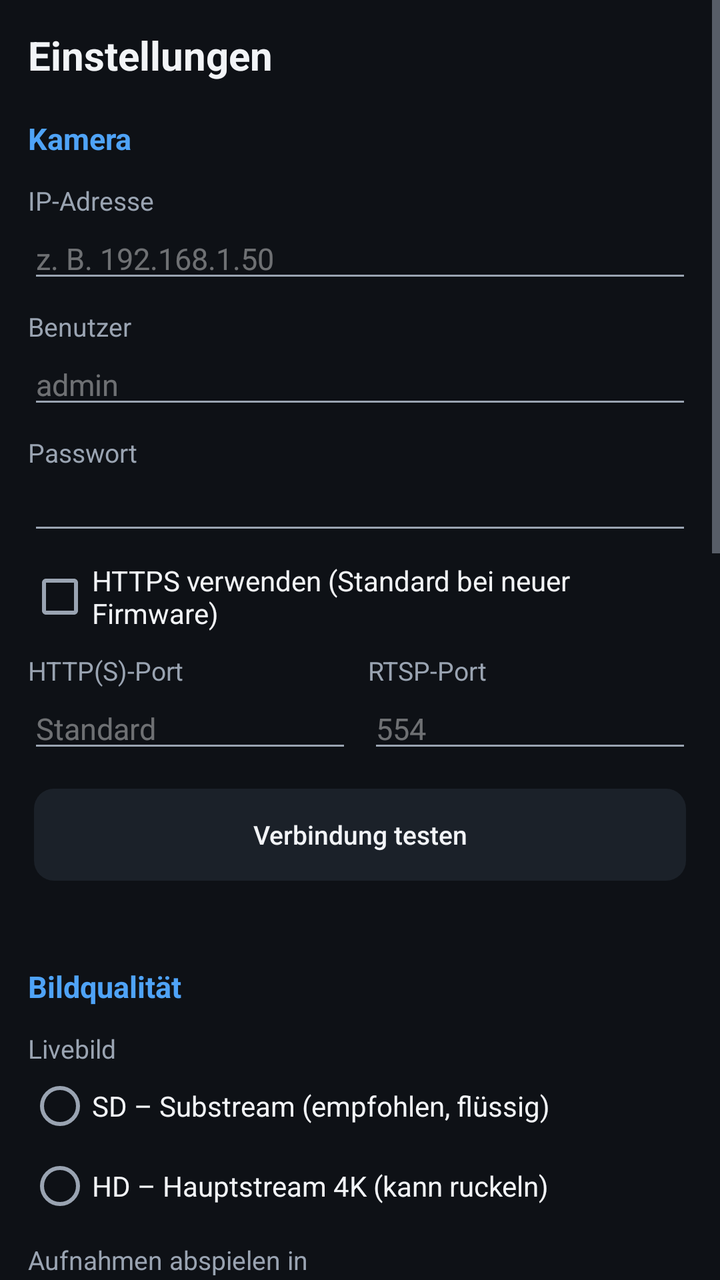
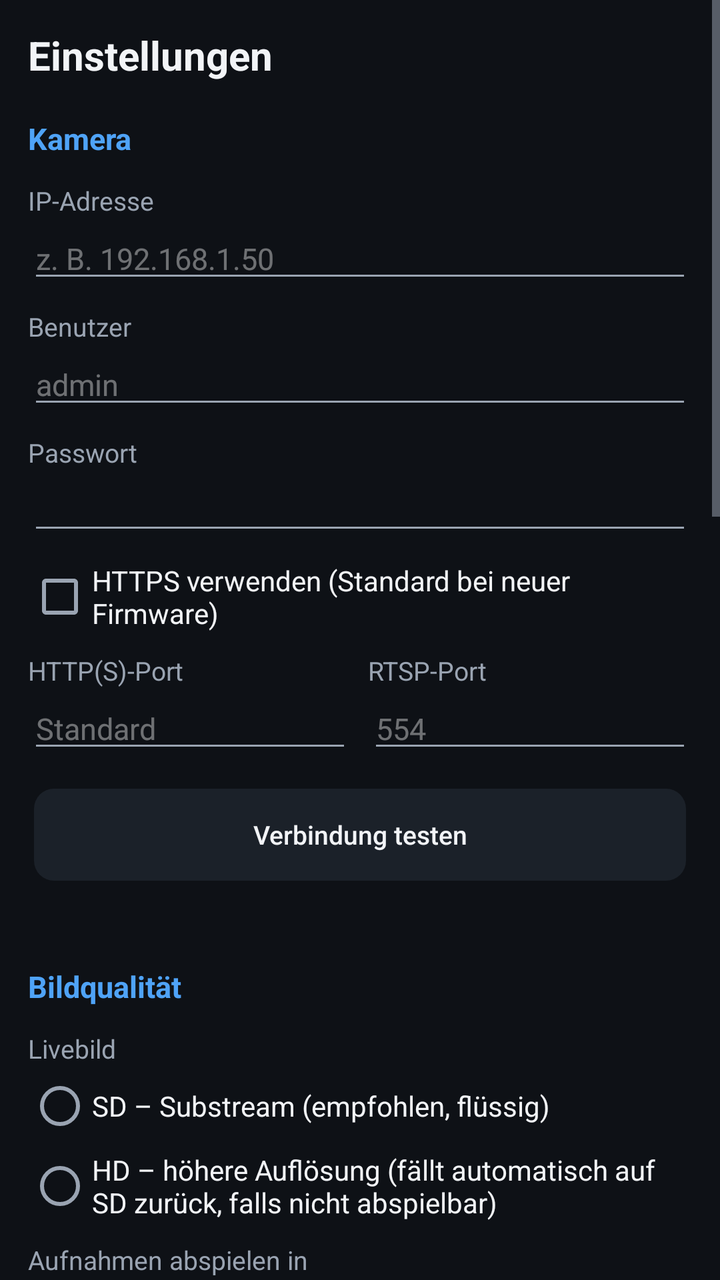

Screens rendered from an Android XML layout before and after an edit, with the pre-edit source and the edit as a unified diff.
<!-- AndroidManifest.xml: application theme AppTheme -->
<!-- res/layout/activity_settings.xml -->
<?xml version="1.0" encoding="utf-8"?>
<ScrollView xmlns:android="http://schemas.android.com/apk/res/android"
    android:layout_width="match_parent"
    android:layout_height="match_parent"
    android:background="@color/bg"
    android:fillViewport="true">

    <LinearLayout
        android:layout_width="match_parent"
        android:layout_height="wrap_content"
        android:orientation="vertical"
        android:padding="14dp">

        <TextView
            android:layout_width="wrap_content"
            android:layout_height="wrap_content"
            android:text="Einstellungen"
            android:textColor="@color/text"
            android:textSize="20sp"
            android:textStyle="bold" />

        
        <TextView style="@style/Section" android:layout_width="wrap_content" android:layout_height="wrap_content" android:text="Kamera" />

        <TextView style="@style/Label" android:layout_width="wrap_content" android:layout_height="wrap_content" android:text="IP-Adresse" />
        <EditText android:id="@+id/etHost" style="@style/Field" android:layout_width="match_parent" android:layout_height="wrap_content" android:hint="z. B. 192.168.1.50" android:inputType="textUri" />

        <TextView style="@style/Label" android:layout_width="wrap_content" android:layout_height="wrap_content" android:text="Benutzer" />
        <EditText android:id="@+id/etUser" style="@style/Field" android:layout_width="match_parent" android:layout_height="wrap_content" android:hint="admin" android:inputType="text" />

        <TextView style="@style/Label" android:layout_width="wrap_content" android:layout_height="wrap_content" android:text="Passwort" />
        <EditText android:id="@+id/etPass" style="@style/Field" android:layout_width="match_parent" android:layout_height="wrap_content" android:inputType="textPassword" />

        <CheckBox android:id="@+id/cbHttps" style="@style/Option" android:layout_width="match_parent" android:layout_height="wrap_content" android:layout_marginTop="6dp" android:text="HTTPS verwenden (Standard bei neuer Firmware)" />

        <LinearLayout android:layout_width="match_parent" android:layout_height="wrap_content" android:orientation="horizontal">
            <LinearLayout android:layout_width="0dp" android:layout_height="wrap_content" android:layout_weight="1" android:orientation="vertical" android:layout_marginRight="8dp">
                <TextView style="@style/Label" android:layout_width="wrap_content" android:layout_height="wrap_content" android:text="HTTP(S)-Port" />
                <EditText android:id="@+id/etHttpPort" style="@style/Field" android:layout_width="match_parent" android:layout_height="wrap_content" android:hint="Standard" android:inputType="number" />
            </LinearLayout>
            <LinearLayout android:layout_width="0dp" android:layout_height="wrap_content" android:layout_weight="1" android:orientation="vertical">
                <TextView style="@style/Label" android:layout_width="wrap_content" android:layout_height="wrap_content" android:text="RTSP-Port" />
                <EditText android:id="@+id/etRtspPort" style="@style/Field" android:layout_width="match_parent" android:layout_height="wrap_content" android:hint="554" android:inputType="number" />
            </LinearLayout>
        </LinearLayout>

        <LinearLayout android:layout_width="match_parent" android:layout_height="wrap_content" android:layout_marginTop="10dp" android:orientation="horizontal">
            <Button android:id="@+id/btnTest" style="@style/BarButton" android:layout_width="match_parent" android:layout_height="wrap_content" android:text="Verbindung testen" />
        </LinearLayout>
        <TextView android:id="@+id/tvTest" android:layout_width="match_parent" android:layout_height="wrap_content" android:layout_marginTop="4dp" android:textColor="@color/textDim" android:textSize="13sp" />

        
        <TextView style="@style/Section" android:layout_width="wrap_content" android:layout_height="wrap_content" android:text="Bildqualität" />

        <TextView style="@style/Label" android:layout_width="wrap_content" android:layout_height="wrap_content" android:text="Livebild" />
        <RadioGroup android:id="@+id/rgLive" android:layout_width="match_parent" android:layout_height="wrap_content" android:orientation="vertical">
            <RadioButton android:id="@+id/rbLiveSub" style="@style/Option" android:layout_width="match_parent" android:layout_height="wrap_content" android:text="SD – Substream (empfohlen, flüssig)" />
            <RadioButton android:id="@+id/rbLiveMain" style="@style/Option" android:layout_width="match_parent" android:layout_height="wrap_content" android:text="HD – Hauptstream 4K (kann ruckeln)" />
        </RadioGroup>

        <TextView style="@style/Label" android:layout_width="wrap_content" android:layout_height="wrap_content" android:text="Aufnahmen abspielen in" />
        <RadioGroup android:id="@+id/rgRec" android:layout_width="match_parent" android:layout_height="wrap_content" android:orientation="vertical">
            <RadioButton android:id="@+id/rbRecSub" style="@style/Option" android:layout_width="match_parent" android:layout_height="wrap_content" android:text="SD – klein, lädt schnell (empfohlen)" />
            <RadioButton android:id="@+id/rbRecMain" style="@style/Option" android:layout_width="match_parent" android:layout_height="wrap_content" android:text="HD – 4K, große Dateien" />
        </RadioGroup>

        
        <TextView style="@style/Section" android:layout_width="wrap_content" android:layout_height="wrap_content" android:text="Bei Bewegung Bildschirm einschalten" />
        <RadioGroup android:id="@+id/rgTrigger" android:layout_width="match_parent" android:layout_height="wrap_content" android:orientation="vertical">
            <RadioButton android:id="@+id/rbTrigOff" style="@style/Option" android:layout_width="match_parent" android:layout_height="wrap_content" android:text="Aus" />
            <RadioButton android:id="@+id/rbTrigAny" style="@style/Option" android:layout_width="match_parent" android:layout_height="wrap_content" android:text="Bei jeder Bewegung" />
            <RadioButton android:id="@+id/rbTrigPerson" style="@style/Option" android:layout_width="match_parent" android:layout_height="wrap_content" android:text="Nur bei Personen" />
            <RadioButton android:id="@+id/rbTrigPersonVehicle" style="@style/Option" android:layout_width="match_parent" android:layout_height="wrap_content" android:text="Bei Personen und Fahrzeugen" />
        </RadioGroup>

        <LinearLayout android:layout_width="match_parent" android:layout_height="wrap_content" android:orientation="horizontal">
            <LinearLayout android:layout_width="0dp" android:layout_height="wrap_content" android:layout_weight="1" android:orientation="vertical" android:layout_marginRight="8dp">
                <TextView style="@style/Label" android:layout_width="wrap_content" android:layout_height="wrap_content" android:text="Anzeigedauer (Sek.)" />
                <EditText android:id="@+id/etWake" style="@style/Field" android:layout_width="match_parent" android:layout_height="wrap_content" android:hint="60" android:inputType="number" />
            </LinearLayout>
            <LinearLayout android:layout_width="0dp" android:layout_height="wrap_content" android:layout_weight="1" android:orientation="vertical">
                <TextView style="@style/Label" android:layout_width="wrap_content" android:layout_height="wrap_content" android:text="Abfrage alle (ms)" />
                <EditText android:id="@+id/etPoll" style="@style/Field" android:layout_width="match_parent" android:layout_height="wrap_content" android:hint="1000" android:inputType="number" />
            </LinearLayout>
        </LinearLayout>

        <CheckBox android:id="@+id/cbFront" style="@style/Option" android:layout_width="match_parent" android:layout_height="wrap_content" android:layout_marginTop="6dp" android:text="Livebild bei Bewegung nach vorne holen" />

        
        <TextView style="@style/Section" android:layout_width="wrap_content" android:layout_height="wrap_content" android:text="Sirene" />
        <TextView style="@style/Label" android:layout_width="wrap_content" android:layout_height="wrap_content" android:text="Automatisch abschalten nach (Sek.)" />
        <EditText android:id="@+id/etSiren" style="@style/Field" android:layout_width="match_parent" android:layout_height="wrap_content" android:hint="30" android:inputType="number" />

        
        <TextView style="@style/Section" android:layout_width="wrap_content" android:layout_height="wrap_content" android:text="Gerätestart" />
        <CheckBox android:id="@+id/cbBoot" style="@style/Option" android:layout_width="match_parent" android:layout_height="wrap_content" android:text="Überwachung beim Start automatisch aktivieren" />
        <CheckBox android:id="@+id/cbOpenBoot" style="@style/Option" android:layout_width="match_parent" android:layout_height="wrap_content" android:text="App beim Start sofort öffnen" />
        <Button android:id="@+id/btnBattery" style="@style/BarButton" android:layout_width="match_parent" android:layout_height="wrap_content" android:layout_marginTop="6dp" android:text="Von Akku-Optimierung ausnehmen" />

        
        <TextView style="@style/Section" android:layout_width="wrap_content" android:layout_height="wrap_content" android:text="Erweitert" />
        <TextView style="@style/Label" android:layout_width="wrap_content" android:layout_height="wrap_content" android:text="Eigener RTSP-Pfad (leer = automatisch)" />
        <EditText android:id="@+id/etRtspPath" style="@style/Field" android:layout_width="match_parent" android:layout_height="wrap_content" android:hint="z. B. h264Preview_01_sub" android:inputType="textUri" android:imeOptions="actionDone" />

        <Button android:id="@+id/btnSave" style="@style/BarButton" android:layout_width="match_parent" android:layout_height="wrap_content" android:layout_marginTop="18dp" android:layout_marginBottom="24dp" android:background="@drawable/btn_primary" android:text="Speichern" android:textColor="#000000" android:textStyle="bold" />
    </LinearLayout>
</ScrollView>
<!-- resources referenced by this layout -->
<resources>
  <color name="bg">#0E1116</color>
  <color name="text">#F2F4F7</color>
  <color name="textDim">#9AA4B2</color>
  <!-- drawable btn_primary (drawable) -->
  <?xml version="1.0" encoding="utf-8"?>
  <selector xmlns:android="http://schemas.android.com/apk/res/android">
      <item android:state_pressed="true">
          <shape android:shape="rectangle">
              <solid android:color="#FF8CC4FA" />
              <corners android:radius="10dp" />
          </shape>
      </item>
      <item>
          <shape android:shape="rectangle">
              <solid android:color="@color/accent" />
              <corners android:radius="10dp" />
          </shape>
      </item>
  </selector>
  <style name="Field">
          <item name="android:textColor">@color/text</item>
          <item name="android:textColorHint">#66FFFFFF</item>
          <item name="android:textSize">15sp</item>
          <item name="android:singleLine">true</item>
          <item name="android:imeOptions">actionNext</item>
      </style>
  <style name="Label">
          <item name="android:textColor">@color/textDim</item>
          <item name="android:textSize">13sp</item>
          <item name="android:layout_marginTop">8dp</item>
      </style>
  <style name="Option">
          <item name="android:textColor">@color/text</item>
          <item name="android:textSize">14sp</item>
          <item name="android:minHeight">40dp</item>
      </style>
  <style name="Section">
          <item name="android:textColor">@color/accent</item>
          <item name="android:textSize">15sp</item>
          <item name="android:textStyle">bold</item>
          <item name="android:layout_marginTop">18dp</item>
          <item name="android:layout_marginBottom">4dp</item>
      </style>
  <style name="AppTheme" parent="@android:style/Theme.Material.NoActionBar.Fullscreen">
          <item name="android:windowBackground">@color/bg</item>
          <item name="android:colorPrimary">@color/surface</item>
          <item name="android:colorPrimaryDark">@color/bg</item>
          <item name="android:colorAccent">@color/accent</item>
          <item name="android:colorControlActivated">@color/accent</item>
          <item name="android:textColorPrimary">@color/text</item>
          <item name="android:textColorSecondary">@color/textDim</item>
          <item name="android:windowAnimationStyle">@null</item>
      </style>
  <color name="accent">#4FA3F7</color>
  <!-- drawable btn_bg (drawable) -->
  <?xml version="1.0" encoding="utf-8"?>
  <selector xmlns:android="http://schemas.android.com/apk/res/android">
      <item android:state_pressed="true">
          <shape android:shape="rectangle">
              <solid android:color="@color/accent" />
              <corners android:radius="10dp" />
          </shape>
      </item>
      <item android:state_enabled="false">
          <shape android:shape="rectangle">
              <solid android:color="@color/surface" />
              <corners android:radius="10dp" />
          </shape>
      </item>
      <item>
          <shape android:shape="rectangle">
              <solid android:color="@color/surface" />
              <corners android:radius="10dp" />
          </shape>
      </item>
  </selector>
  <color name="surface">#1B2129</color>
  <!-- unchanged entries left out for length: 1 -->
</resources>

<!-- the commit's change to res/layout/activity_settings.xml (unified diff, before → after) -->
@@ -55,7 +55,7 @@
         <TextView style="@style/Label" android:layout_width="wrap_content" android:layout_height="wrap_content" android:text="Livebild" />
         <RadioGroup android:id="@+id/rgLive" android:layout_width="match_parent" android:layout_height="wrap_content" android:orientation="vertical">
             <RadioButton android:id="@+id/rbLiveSub" style="@style/Option" android:layout_width="match_parent" android:layout_height="wrap_content" android:text="SD – Substream (empfohlen, flüssig)" />
-            <RadioButton android:id="@+id/rbLiveMain" style="@style/Option" android:layout_width="match_parent" android:layout_height="wrap_content" android:text="HD – Hauptstream 4K (kann ruckeln)" />
+            <RadioButton android:id="@+id/rbLiveMain" style="@style/Option" android:layout_width="match_parent" android:layout_height="wrap_content" android:text="HD – höhere Auflösung (fällt automatisch auf SD zurück, falls nicht abspielbar)" />
         </RadioGroup>
 
         <TextView style="@style/Label" android:layout_width="wrap_content" android:layout_height="wrap_content" android:text="Aufnahmen abspielen in" />
@@ -92,6 +92,11 @@
         <EditText android:id="@+id/etSiren" style="@style/Field" android:layout_width="match_parent" android:layout_height="wrap_content" android:hint="30" android:inputType="number" />
 
         
+        <TextView style="@style/Section" android:layout_width="wrap_content" android:layout_height="wrap_content" android:text="Schwenken / Zoom" />
+        <TextView style="@style/Label" android:layout_width="wrap_content" android:layout_height="wrap_content" android:text="Geschwindigkeit (1–64)" />
+        <EditText android:id="@+id/etPtzSpeed" style="@style/Field" android:layout_width="match_parent" android:layout_height="wrap_content" android:hint="32" android:inputType="number" />
+
+        
         <TextView style="@style/Section" android:layout_width="wrap_content" android:layout_height="wrap_content" android:text="Gerätestart" />
         <CheckBox android:id="@+id/cbBoot" style="@style/Option" android:layout_width="match_parent" android:layout_height="wrap_content" android:text="Überwachung beim Start automatisch aktivieren" />
         <CheckBox android:id="@+id/cbOpenBoot" style="@style/Option" android:layout_width="match_parent" android:layout_height="wrap_content" android:text="App beim Start sofort öffnen" />
<!-- resource entries referenced after the edit -->
@@ -63,6 +63,13 @@
               <corners android:radius="10dp" />
           </shape>
       </item>
+      <item android:state_activated="true">
+          <shape android:shape="rectangle">
+              <solid android:color="@color/surface_pressed" />
+              <stroke android:width="2dp" android:color="@color/accent" />
+              <corners android:radius="10dp" />
+          </shape>
+      </item>
       <item android:state_enabled="false">
           <shape android:shape="rectangle">
               <solid android:color="@color/surface" />
@@ -77,6 +84,7 @@
       </item>
   </selector>
   <color name="surface">#1B2129</color>
+  <color name="surface_pressed">#2C3644</color>
   <!-- unchanged entries left out for length: 1 -->
 </resources>
 
